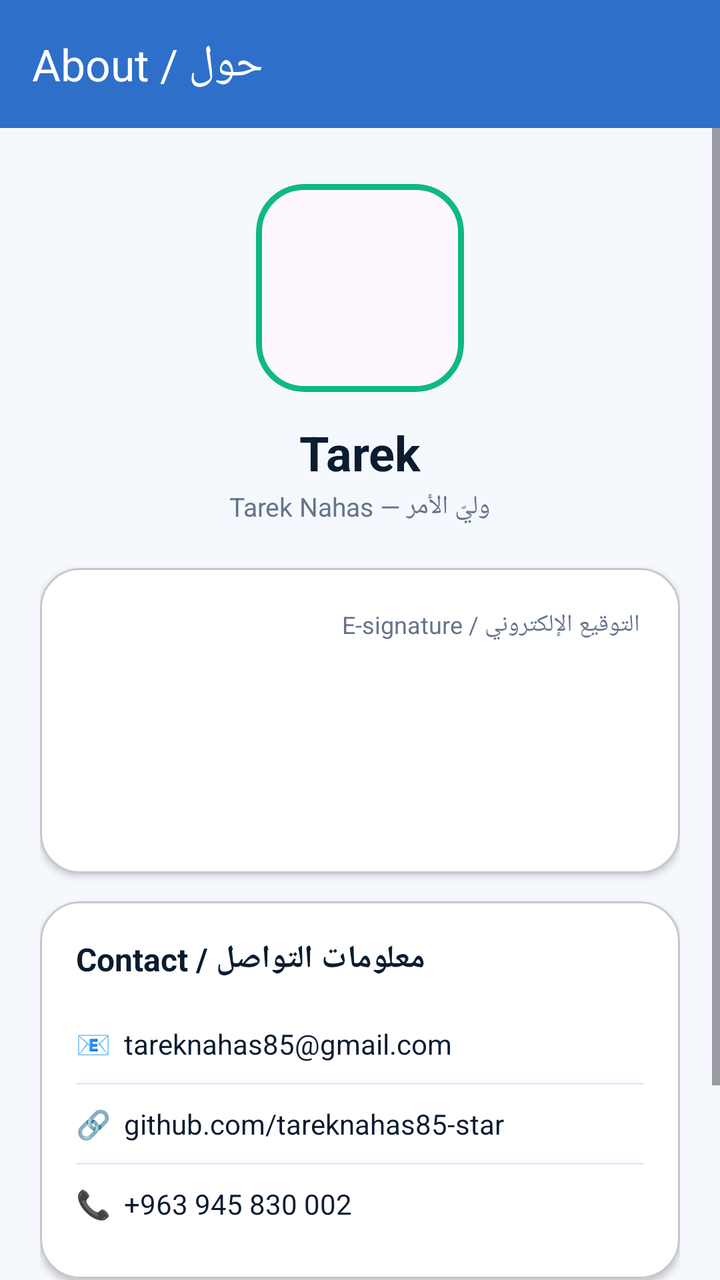
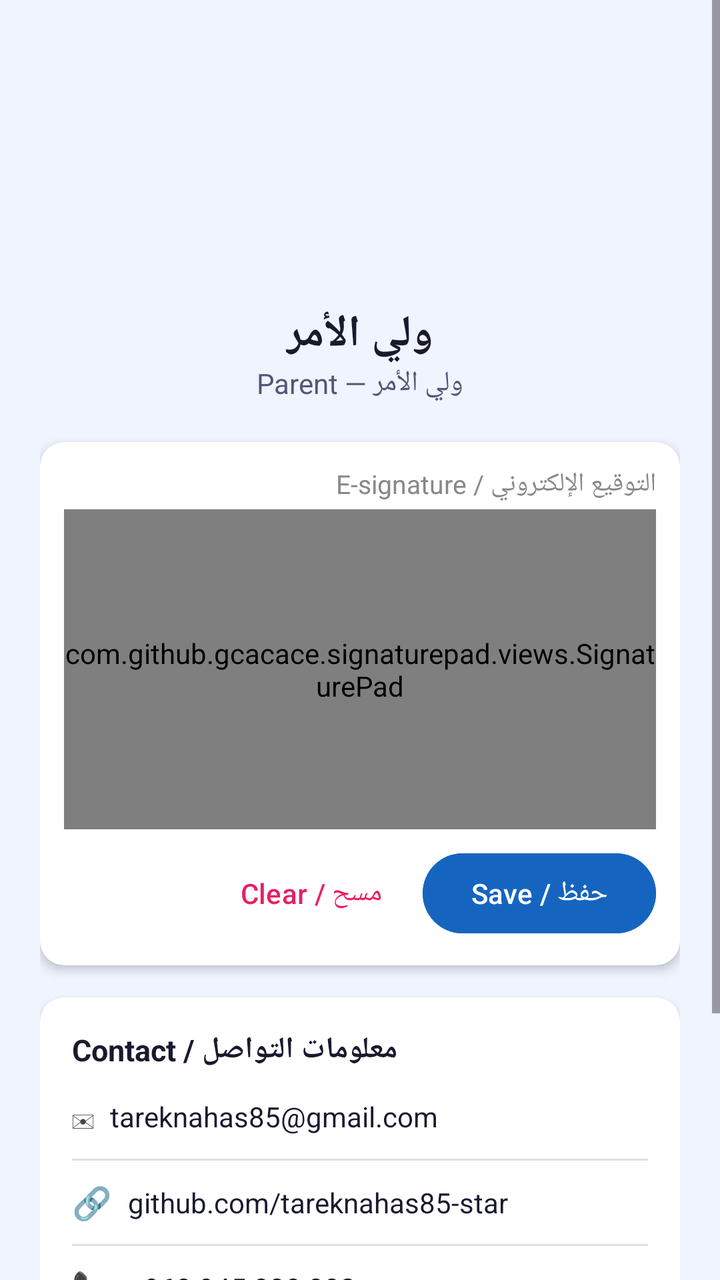

Compare the two renders of this Android layout. The source of the first and the diff that turns it into the second are given below.
<!-- AndroidManifest.xml: application theme Theme.BeaverGuardian -->
<!-- res/layout/activity_about.xml -->
<?xml version="1.0" encoding="utf-8"?>
<LinearLayout xmlns:android="http://schemas.android.com/apk/res/android"
    xmlns:app="http://schemas.android.com/apk/res-auto"
    android:layout_width="match_parent"
    android:layout_height="match_parent"
    android:orientation="vertical"
    android:background="@color/bg">

    <com.google.android.material.appbar.MaterialToolbar
        android:id="@+id/toolbar"
        android:layout_width="match_parent"
        android:layout_height="?attr/actionBarSize"
        android:background="@color/brand"
        app:title="حول / About"
        app:titleTextColor="@color/white"
        app:navigationIconTint="@color/white" />

    <ScrollView
        android:layout_width="match_parent"
        android:layout_height="match_parent">

        <LinearLayout
            android:layout_width="match_parent"
            android:layout_height="wrap_content"
            android:orientation="vertical"
            android:padding="20dp"
            android:gravity="center_horizontal">

            <com.google.android.material.card.MaterialCardView
                android:layout_width="104dp"
                android:layout_height="104dp"
                android:layout_marginTop="8dp"
                app:cardCornerRadius="24dp"
                app:strokeColor="@color/emerald"
                app:strokeWidth="3dp"
                app:cardElevation="0dp">

                <ImageView
                    android:id="@+id/imgAppIcon"
                    android:layout_width="match_parent"
                    android:layout_height="match_parent"
                    android:contentDescription="icon" />
            </com.google.android.material.card.MaterialCardView>

            <TextView
                android:layout_width="wrap_content"
                android:layout_height="wrap_content"
                android:layout_marginTop="14dp"
                android:text="Tarek"
                android:textStyle="bold"
                android:textSize="24sp"
                android:textColor="@color/on_surface" />

            <TextView
                android:layout_width="wrap_content"
                android:layout_height="wrap_content"
                android:layout_marginTop="2dp"
                android:text="Tarek Nahas — وليّ الأمر"
                android:textSize="13sp"
                android:textColor="@color/slate" />

            <com.google.android.material.card.MaterialCardView
                android:layout_width="match_parent"
                android:layout_height="wrap_content"
                android:layout_marginTop="22dp"
                app:cardCornerRadius="20dp"
                app:cardElevation="2dp"
                app:cardBackgroundColor="@color/card">

                <LinearLayout
                    android:layout_width="match_parent"
                    android:layout_height="wrap_content"
                    android:orientation="vertical"
                    android:padding="20dp"
                    android:gravity="center_horizontal">

                    <TextView
                        android:layout_width="match_parent"
                        android:layout_height="wrap_content"
                        android:text="التوقيع الإلكتروني / E-signature"
                        android:textColor="@color/slate"
                        android:textSize="12sp" />

                    <ImageView
                        android:id="@+id/imgSignature"
                        android:layout_width="wrap_content"
                        android:layout_height="88dp"
                        android:layout_marginTop="8dp"
                        android:scaleType="fitCenter"
                        android:adjustViewBounds="true"
                        android:contentDescription="signature" />
                </LinearLayout>
            </com.google.android.material.card.MaterialCardView>

            <com.google.android.material.card.MaterialCardView
                android:layout_width="match_parent"
                android:layout_height="wrap_content"
                android:layout_marginTop="14dp"
                app:cardCornerRadius="20dp"
                app:cardElevation="2dp"
                app:cardBackgroundColor="@color/card">

                <LinearLayout
                    android:layout_width="match_parent"
                    android:layout_height="wrap_content"
                    android:orientation="vertical"
                    android:padding="18dp">

                    <TextView
                        android:layout_width="wrap_content"
                        android:layout_height="wrap_content"
                        android:text="معلومات التواصل / Contact"
                        android:textStyle="bold"
                        android:textSize="16sp"
                        android:textColor="@color/on_surface"
                        android:layout_marginBottom="12dp" />

                    <TextView
                        android:id="@+id/tvEmail"
                        android:layout_width="match_parent"
                        android:layout_height="wrap_content"
                        android:paddingVertical="10dp"
                        android:gravity="center_vertical"
                        android:textColor="@color/on_surface"
                        android:textSize="14sp"
                        android:background="?attr/selectableItemBackground"
                        android:text="📧  tareknahas85@gmail.com" />

                    <View android:layout_width="match_parent" android:layout_height="1dp" android:background="@color/track" />

                    <TextView
                        android:id="@+id/tvGithub"
                        android:layout_width="match_parent"
                        android:layout_height="wrap_content"
                        android:paddingVertical="10dp"
                        android:gravity="center_vertical"
                        android:textColor="@color/on_surface"
                        android:textSize="14sp"
                        android:background="?attr/selectableItemBackground"
                        android:text="🔗  github.com/tareknahas85-star" />

                    <View android:layout_width="match_parent" android:layout_height="1dp" android:background="@color/track" />

                    <TextView
                        android:id="@+id/tvPhone"
                        android:layout_width="match_parent"
                        android:layout_height="wrap_content"
                        android:paddingVertical="10dp"
                        android:gravity="center_vertical"
                        android:textColor="@color/on_surface"
                        android:textSize="14sp"
                        android:background="?attr/selectableItemBackground"
                        android:text="📞  +963 945 830 002" />
                </LinearLayout>
            </com.google.android.material.card.MaterialCardView>

            <com.google.android.material.card.MaterialCardView
                android:layout_width="match_parent"
                android:layout_height="wrap_content"
                android:layout_marginTop="14dp"
                android:layout_marginBottom="8dp"
                app:cardCornerRadius="20dp"
                app:cardElevation="2dp"
                app:cardBackgroundColor="@color/card">

                <LinearLayout
                    android:layout_width="match_parent"
                    android:layout_height="wrap_content"
                    android:orientation="vertical"
                    android:padding="18dp">

                    <TextView
                        android:layout_width="wrap_content"
                        android:layout_height="wrap_content"
                        android:text="SafeGuard — Beaver Guardian"
                        android:textStyle="bold"
                        android:textSize="15sp"
                        android:textColor="@color/on_surface" />

                    <TextView
                        android:id="@+id/tvVersion"
                        android:layout_width="wrap_content"
                        android:layout_height="wrap_content"
                        android:layout_marginTop="2dp"
                        android:text="v6.0"
                        android:textColor="@color/slate"
                        android:textSize="13sp" />
                </LinearLayout>
            </com.google.android.material.card.MaterialCardView>
        </LinearLayout>
    </ScrollView>
</LinearLayout>
<!-- resources referenced by this layout -->
<resources>
  <color name="bg">#F5F8FD</color>
  <color name="brand">#2E6FC9</color>
  <color name="card">#FFFFFF</color>
  <color name="emerald">#10B981</color>
  <color name="on_surface">#0B1C30</color>
  <color name="slate">#64748B</color>
  <color name="track">#E3EDFA</color>
  <color name="white">#FFFFFFFF</color>
  <style name="Theme.BeaverGuardian" parent="Theme.Material3.DayNight.NoActionBar">
          <item name="colorPrimary">@color/brand</item>
          <item name="colorOnPrimary">@color/white</item>
          <item name="colorPrimaryContainer">@color/brand_container</item>
          <item name="colorOnPrimaryContainer">@color/on_brand_container</item>
          <item name="colorSecondary">@color/emerald</item>
          <item name="colorOnSecondary">@color/white</item>
          <item name="android:colorBackground">@color/bg</item>
          <item name="android:statusBarColor" tools:targetApi="l">@color/bg</item>
          <item name="android:windowLightStatusBar" tools:targetApi="m">true</item>
      </style>
  <color name="brand_container">#DCEBFB</color>
  <color name="on_brand_container">#0E2C5A</color>
</resources>

<!-- the commit's change to res/layout/activity_about.xml (unified diff, before → after) -->
@@ -1,192 +1,228 @@
 <?xml version="1.0" encoding="utf-8"?>
-<LinearLayout xmlns:android="http://schemas.android.com/apk/res/android"
-    xmlns:app="http://schemas.android.com/apk/res-auto"
+<ScrollView xmlns:android="http://schemas.android.com/apk/res/android"
     android:layout_width="match_parent"
     android:layout_height="match_parent"
-    android:orientation="vertical"
-    android:background="@color/bg">
-
-    <com.google.android.material.appbar.MaterialToolbar
-        android:id="@+id/toolbar"
+    android:background="#F0F4FF">
+
+    <LinearLayout
         android:layout_width="match_parent"
-        android:layout_height="?attr/actionBarSize"
-        android:background="@color/brand"
-        app:title="حول / About"
-        app:titleTextColor="@color/white"
-        app:navigationIconTint="@color/white" />
-
-    <ScrollView
-        android:layout_width="match_parent"
-        android:layout_height="match_parent">
-
-        <LinearLayout
+        android:layout_height="wrap_content"
+        android:orientation="vertical"
+        android:padding="20dp"
+        android:gravity="center_horizontal">
+
+        
+        <ImageView
+            android:id="@+id/ivAppIcon"
+            android:layout_width="96dp"
+            android:layout_height="96dp"
+            android:layout_marginTop="24dp"
+            android:layout_marginBottom="12dp"
+            android:src="@mipmap/ic_launcher"
+            android:contentDescription="App icon" />
+
+        
+        <TextView
+            android:id="@+id/tvDisplayName"
+            android:layout_width="wrap_content"
+            android:layout_height="wrap_content"
+            android:text="ولي الأمر"
+            android:textSize="22sp"
+            android:textStyle="bold"
+            android:textColor="#1A1A2E" />
+
+        
+        <TextView
+            android:id="@+id/tvRole"
+            android:layout_width="wrap_content"
+            android:layout_height="wrap_content"
+            android:text="ولي الأمر — Parent"
+            android:textSize="14sp"
+            android:textColor="#555577"
+            android:layout_marginBottom="20dp" />
+
+        
+        <androidx.cardview.widget.CardView
             android:layout_width="match_parent"
             android:layout_height="wrap_content"
-            android:orientation="vertical"
-            android:padding="20dp"
-            android:gravity="center_horizontal">
-
-            <com.google.android.material.card.MaterialCardView
-                android:layout_width="104dp"
-                android:layout_height="104dp"
-                android:layout_marginTop="8dp"
-                app:cardCornerRadius="24dp"
-                app:strokeColor="@color/emerald"
-                app:strokeWidth="3dp"
-                app:cardElevation="0dp">
-
-                <ImageView
-                    android:id="@+id/imgAppIcon"
-                    android:layout_width="match_parent"
-                    android:layout_height="match_parent"
-                    android:contentDescription="icon" />
-            </com.google.android.material.card.MaterialCardView>
-
-            <TextView
-                android:layout_width="wrap_content"
-                android:layout_height="wrap_content"
-                android:layout_marginTop="14dp"
-                android:text="Tarek"
-                android:textStyle="bold"
-                android:textSize="24sp"
-                android:textColor="@color/on_surface" />
-
-            <TextView
-                android:layout_width="wrap_content"
-                android:layout_height="wrap_content"
-                android:layout_marginTop="2dp"
-                android:text="Tarek Nahas — وليّ الأمر"
-                android:textSize="13sp"
-                android:textColor="@color/slate" />
-
-            <com.google.android.material.card.MaterialCardView
+            android:layout_marginBottom="16dp"
+            app:cardCornerRadius="12dp"
+            app:cardElevation="3dp"
+            xmlns:app="http://schemas.android.com/apk/res-auto">
+
+            <LinearLayout
                 android:layout_width="match_parent"
                 android:layout_height="wrap_content"
-                android:layout_marginTop="22dp"
-                app:cardCornerRadius="20dp"
-                app:cardElevation="2dp"
-                app:cardBackgroundColor="@color/card">
-
-                <LinearLayout
-                    android:layout_width="match_parent"
-                    android:layout_height="wrap_content"
-                    android:orientation="vertical"
-                    android:padding="20dp"
-                    android:gravity="center_horizontal">
-
-                    <TextView
-                        android:layout_width="match_parent"
+                android:orientation="vertical"
+                android:padding="12dp">
+
+                <TextView
+                    android:layout_width="wrap_content"
+                    android:layout_height="wrap_content"
+                    android:text="التوقيع الإلكتروني / E-signature"
+                    android:textSize="13sp"
+                    android:textColor="#888888"
+                    android:layout_gravity="end"
+                    android:layout_marginBottom="4dp" />
+
+                
+                <com.github.gcacace.signaturepad.views.SignaturePad
+                    android:id="@+id/signaturePad"
+                    android:layout_width="match_parent"
+                    android:layout_height="160dp"
+                    android:background="#FFFFFF"
+                    app:penColor="#1565C0"
+                    app:penMinWidth="4dp"
+                    app:penMaxWidth="8dp" />
+
+                
+                <ImageView
+                    android:id="@+id/ivSignaturePreview"
+                    android:layout_width="match_parent"
+                    android:layout_height="160dp"
+                    android:background="#FFFFFF"
+                    android:scaleType="fitCenter"
+                    android:visibility="gone"
+                    android:contentDescription="Saved signature" />
+
+                
+                <LinearLayout
+                    android:layout_width="match_parent"
+                    android:layout_height="wrap_content"
+                    android:orientation="horizontal"
+                    android:gravity="end"
+                    android:layout_marginTop="8dp">
+
+                    <Button
+                        android:id="@+id/btnClearSignature"
+                        style="@style/Widget.Material3.Button.TextButton"
+                        android:layout_width="wrap_content"
                         android:layout_height="wrap_content"
-                        android:text="التوقيع الإلكتروني / E-signature"
-                        android:textColor="@color/slate"
-                        android:textSize="12sp" />
-
-                    <ImageView
-                        android:id="@+id/imgSignature"
+                        android:text="مسح / Clear"
+                        android:textColor="#E91E63" />
+
+                    <Button
+                        android:id="@+id/btnSaveSignature"
                         android:layout_width="wrap_content"
-                        android:layout_height="88dp"
-                        android:layout_marginTop="8dp"
-                        android:scaleType="fitCenter"
-                        android:adjustViewBounds="true"
-                        android:contentDescription="signature" />
-                </LinearLayout>
-            </com.google.android.material.card.MaterialCardView>
-
-            <com.google.android.material.card.MaterialCardView
+                        android:layout_height="wrap_content"
+                        android:text="حفظ / Save"
+                        android:backgroundTint="#1565C0"
+                        android:layout_marginStart="8dp" />
+
+                </LinearLayout>
+            </LinearLayout>
+        </androidx.cardview.widget.CardView>
+
+        
+        <androidx.cardview.widget.CardView
+            android:layout_width="match_parent"
+            android:layout_height="wrap_content"
+            android:layout_marginBottom="16dp"
+            app:cardCornerRadius="12dp"
+            app:cardElevation="3dp"
+            xmlns:app="http://schemas.android.com/apk/res-auto">
+
+            <LinearLayout
                 android:layout_width="match_parent"
                 android:layout_height="wrap_content"
-                android:layout_marginTop="14dp"
-                app:cardCornerRadius="20dp"
-                app:cardElevation="2dp"
-                app:cardBackgroundColor="@color/card">
-
-                <LinearLayout
-                    android:layout_width="match_parent"
-                    android:layout_height="wrap_content"
-                    android:orientation="vertical"
-                    android:padding="18dp">
-
-                    <TextView
-                        android:layout_width="wrap_content"
-                        android:layout_height="wrap_content"
-                        android:text="معلومات التواصل / Contact"
-                        android:textStyle="bold"
-                        android:textSize="16sp"
-                        android:textColor="@color/on_surface"
-                        android:layout_marginBottom="12dp" />
-
-                    <TextView
-                        android:id="@+id/tvEmail"
-                        android:layout_width="match_parent"
-                        android:layout_height="wrap_content"
-                        android:paddingVertical="10dp"
-                        android:gravity="center_vertical"
-                        android:textColor="@color/on_surface"
+                android:orientation="vertical"
+                android:padding="16dp">
+
+                <TextView
+                    android:layout_width="wrap_content"
+                    android:layout_height="wrap_content"
+                    android:text="معلومات التواصل / Contact"
+                    android:textSize="15sp"
+                    android:textStyle="bold"
+                    android:textColor="#1A1A2E"
+                    android:layout_marginBottom="12dp" />
+
+                
+                <LinearLayout
+                    android:layout_width="match_parent"
+                    android:layout_height="wrap_content"
+                    android:orientation="horizontal"
+                    android:gravity="center_vertical"
+                    android:paddingBottom="10dp">
+                    <TextView android:layout_width="wrap_content" android:layout_height="wrap_content"
+                        android:text="✉  " android:textSize="16sp" />
+                    <TextView android:layout_width="wrap_content" android:layout_height="wrap_content"
+                        android:text="tareknahas85@gmail.com"
                         android:textSize="14sp"
-                        android:background="?attr/selectableItemBackground"
-                        android:text="📧  tareknahas85@gmail.com" />
-
-                    <View android:layout_width="match_parent" android:layout_height="1dp" android:background="@color/track" />
-
-                    <TextView
-                        android:id="@+id/tvGithub"
-                        android:layout_width="match_parent"
-                        android:layout_height="wrap_content"
-                        android:paddingVertical="10dp"
-                        android:gravity="center_vertical"
-                        android:textColor="@color/on_surface"
+                        android:textColor="#1A1A2E" />
+                </LinearLayout>
+
+                <View android:layout_width="match_parent" android:layout_height="1dp"
+                    android:background="#E0E0E0" android:layout_marginBottom="10dp" />
+
+                
+                <LinearLayout
+                    android:layout_width="match_parent"
+                    android:layout_height="wrap_content"
+                    android:orientation="horizontal"
+                    android:gravity="center_vertical"
+                    android:paddingBottom="10dp">
+                    <TextView android:layout_width="wrap_content" android:layout_height="wrap_content"
+                        android:text="🔗  " android:textSize="16sp" />
+                    <TextView android:layout_width="wrap_content" android:layout_height="wrap_content"
+                        android:text="github.com/tareknahas85-star"
                         android:textSize="14sp"
-                        android:background="?attr/selectableItemBackground"
-                        android:text="🔗  github.com/tareknahas85-star" />
-
-                    <View android:layout_width="match_parent" android:layout_height="1dp" android:background="@color/track" />
-
-                    <TextView
-                        android:id="@+id/tvPhone"
-                        android:layout_width="match_parent"
-                        android:layout_height="wrap_content"
-                        android:paddingVertical="10dp"
-                        android:gravity="center_vertical"
-                        android:textColor="@color/on_surface"
+                        android:textColor="#1A1A2E" />
+                </LinearLayout>
+
+                <View android:layout_width="match_parent" android:layout_height="1dp"
+                    android:background="#E0E0E0" android:layout_marginBottom="10dp" />
+
+                
+                <LinearLayout
+                    android:layout_width="match_parent"
+                    android:layout_height="wrap_content"
+                    android:orientation="horizontal"
+                    android:gravity="center_vertical">
+                    <TextView android:layout_width="wrap_content" android:layout_height="wrap_content"
+                        android:text="📞  " android:textSize="16sp" />
+                    <TextView android:layout_width="wrap_content" android:layout_height="wrap_content"
+                        android:text="+963 945 830 002"
                         android:textSize="14sp"
-                        android:background="?attr/selectableItemBackground"
-                        android:text="📞  +963 945 830 002" />
-                </LinearLayout>
-            </com.google.android.material.card.MaterialCardView>
-
-            <com.google.android.material.card.MaterialCardView
+                        android:textColor="#1A1A2E" />
+                </LinearLayout>
+
+            </LinearLayout>
+        </androidx.cardview.widget.CardView>
+
+        
+        <androidx.cardview.widget.CardView
+            android:layout_width="match_parent"
+            android:layout_height="wrap_content"
+            android:layout_marginBottom="32dp"
+            app:cardCornerRadius="12dp"
+            app:cardElevation="3dp"
+            xmlns:app="http://schemas.android.com/apk/res-auto">
+
+            <LinearLayout
                 android:layout_width="match_parent"
                 android:layout_height="wrap_content"
-                android:layout_marginTop="14dp"
-                android:layout_marginBottom="8dp"
-                app:cardCornerRadius="20dp"
-                app:cardElevation="2dp"
-                app:cardBackgroundColor="@color/card">
-
-                <LinearLayout
-                    android:layout_width="match_parent"
-                    android:layout_height="wrap_content"
-                    android:orientation="vertical"
-                    android:padding="18dp">
-
-                    <TextView
-                        android:layout_width="wrap_content"
-                        android:layout_height="wrap_content"
-                        android:text="SafeGuard — Beaver Guardian"
-                        android:textStyle="bold"
-                        android:textSize="15sp"
-                        android:textColor="@color/on_surface" />
-
-                    <TextView
-                        android:id="@+id/tvVersion"
-                        android:layout_width="wrap_content"
-                        android:layout_height="wrap_content"
-                        android:layout_marginTop="2dp"
-                        android:text="v6.0"
-                        android:textColor="@color/slate"
-                        android:textSize="13sp" />
-                </LinearLayout>
-            </com.google.android.material.card.MaterialCardView>
-        </LinearLayout>
-    </ScrollView>
-</LinearLayout>
+                android:orientation="vertical"
+                android:padding="16dp">
+
+                <TextView
+                    android:layout_width="wrap_content"
+                    android:layout_height="wrap_content"
+                    android:text="SafeGuard — Beaver Guardian"
+                    android:textSize="15sp"
+                    android:textStyle="bold"
+                    android:textColor="#1A1A2E" />
+
+                <TextView
+                    android:id="@+id/tvVersion"
+                    android:layout_width="wrap_content"
+                    android:layout_height="wrap_content"
+                    android:text="v1.0"
+                    android:textSize="13sp"
+                    android:textColor="#888888" />
+
+            </LinearLayout>
+        </androidx.cardview.widget.CardView>
+
+    </LinearLayout>
+</ScrollView>
<!-- resource entries referenced after the edit -->
@@ -1,25 +1,29 @@
 <!-- resources referenced by this layout -->
 <resources>
-  <color name="bg">#F5F8FD</color>
-  <color name="brand">#2E6FC9</color>
-  <color name="card">#FFFFFF</color>
-  <color name="emerald">#10B981</color>
-  <color name="on_surface">#0B1C30</color>
-  <color name="slate">#64748B</color>
-  <color name="track">#E3EDFA</color>
-  <color name="white">#FFFFFFFF</color>
+  <!-- mipmap ic_launcher (drawable) -->
+  <vector xmlns:android="http://schemas.android.com/apk/res/android"
+      android:width="108dp"
+      android:height="108dp"
+      android:viewportWidth="108"
+      android:viewportHeight="108">
+      <path
+          android:fillColor="#4F378B"
+          android:pathData="M0,0h108v108h-108z" />
+      <path
+          android:fillColor="#FFFFFF"
+          android:pathData="M54,22 L78,32 L78,54 C78,70 68,82 54,88 C40,82 30,70 30,54 L30,32 Z" />
+      <path
+          android:fillColor="#0EA5A5"
+          android:pathData="M54,34 L68,40 L68,55 C68,66 61,74 54,78 C47,74 40,66 40,55 L40,40 Z" />
+  </vector>
   <style name="Theme.BeaverGuardian" parent="Theme.Material3.DayNight.NoActionBar">
-          <item name="colorPrimary">@color/brand</item>
-          <item name="colorOnPrimary">@color/white</item>
-          <item name="colorPrimaryContainer">@color/brand_container</item>
-          <item name="colorOnPrimaryContainer">@color/on_brand_container</item>
-          <item name="colorSecondary">@color/emerald</item>
-          <item name="colorOnSecondary">@color/white</item>
-          <item name="android:colorBackground">@color/bg</item>
-          <item name="android:statusBarColor" tools:targetApi="l">@color/bg</item>
-          <item name="android:windowLightStatusBar" tools:targetApi="m">true</item>
+          <item name="colorPrimary">@color/purple_500</item>
+          <item name="colorPrimaryVariant">@color/purple_700</item>
+          <item name="colorSecondary">@color/teal</item>
+          <item name="android:statusBarColor" tools:targetApi="l">@color/purple_700</item>
       </style>
-  <color name="brand_container">#DCEBFB</color>
-  <color name="on_brand_container">#0E2C5A</color>
+  <color name="purple_500">#6750A4</color>
+  <color name="purple_700">#4F378B</color>
+  <color name="teal">#0EA5A5</color>
 </resources>
 
